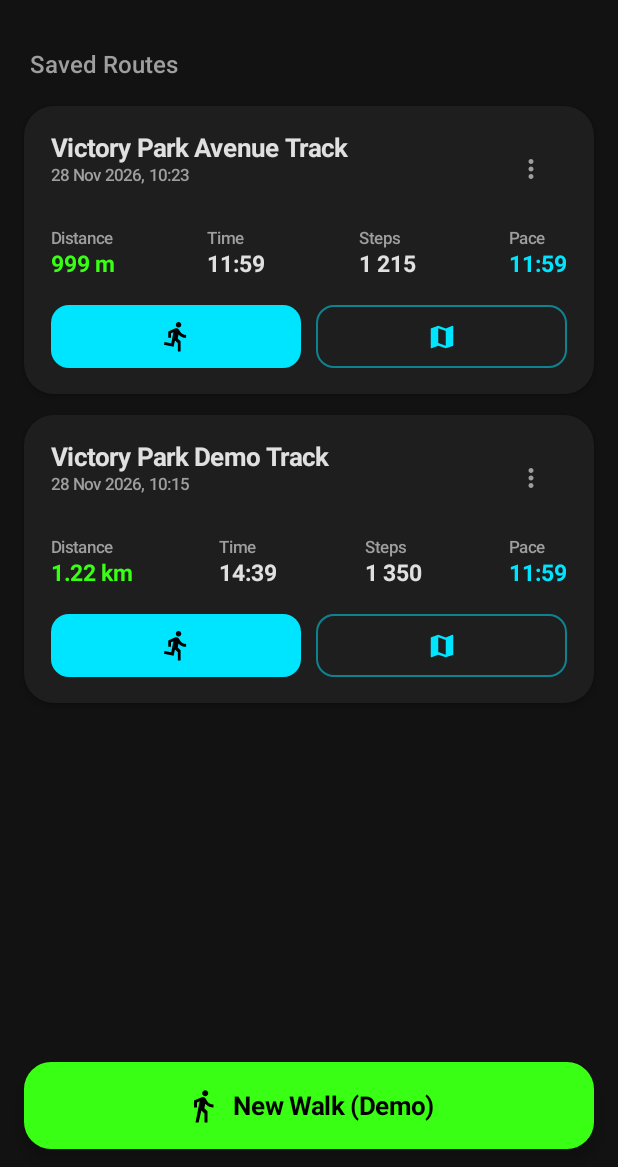
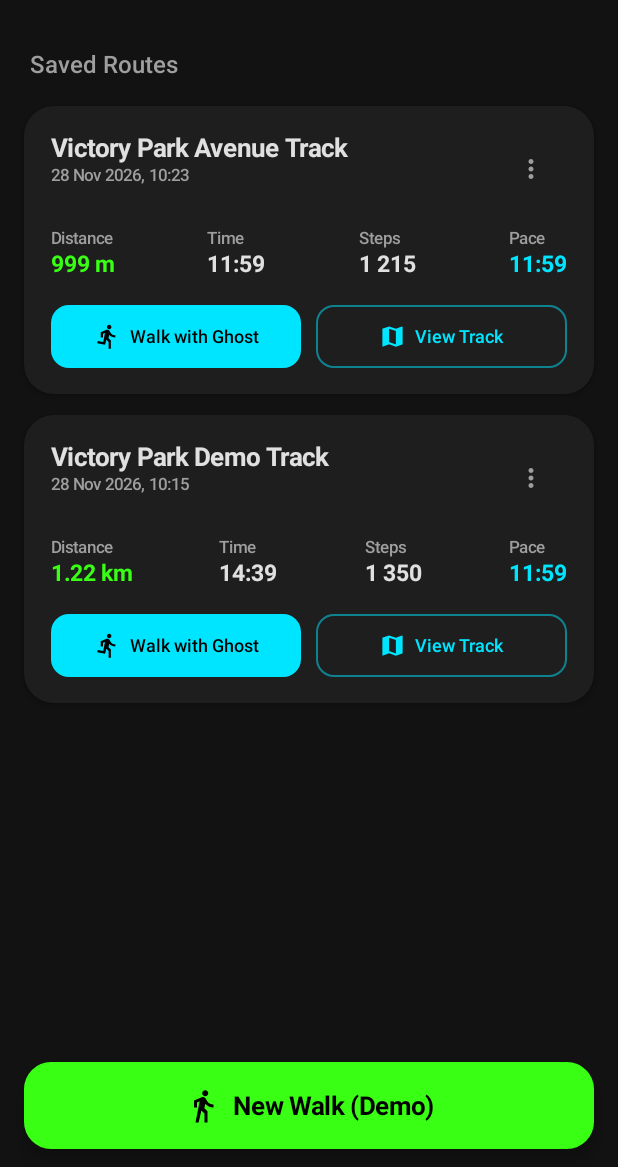
Before and after one commit to efimovnikita/PaceGhost, an Android app built with Jetpack Compose: the composable HomeScreen shown on its own in the app's theme, after a tap on "Demo", on a phone screen of 412 x 824 dp, the part 69-1236 px from its top. Run offline under Robolectric (Android 15) with nearby library versions, the phone set to English and light mode, and no system bars; our stand-ins replace Room's generated code.

Commit message:
ui(home): add labels to WalkCard action buttons

```diff
--- a/app/src/main/java/com/paceghost/app/ui/home/components/WalkCard.kt
+++ b/app/src/main/java/com/paceghost/app/ui/home/components/WalkCard.kt
@@ -4,12 +4,14 @@ import androidx.compose.foundation.BorderStroke
 import androidx.compose.foundation.layout.Arrangement
 import androidx.compose.foundation.layout.Box
 import androidx.compose.foundation.layout.Column
+import androidx.compose.foundation.layout.PaddingValues
 import androidx.compose.foundation.layout.Row
 import androidx.compose.foundation.layout.Spacer
 import androidx.compose.foundation.layout.fillMaxWidth
 import androidx.compose.foundation.layout.height
 import androidx.compose.foundation.layout.padding
 import androidx.compose.foundation.layout.size
+import androidx.compose.foundation.layout.width
 import androidx.compose.foundation.shape.RoundedCornerShape
 import androidx.compose.material.icons.Icons
 import androidx.compose.material.icons.automirrored.filled.DirectionsRun
@@ -17,17 +19,17 @@ import androidx.compose.material.icons.filled.DeleteOutline
 import androidx.compose.material.icons.filled.Map
 import androidx.compose.material.icons.filled.MoreVert
 import androidx.compose.material.icons.filled.Share
+import androidx.compose.material3.Button
+import androidx.compose.material3.ButtonDefaults
 import androidx.compose.material3.Card
 import androidx.compose.material3.CardDefaults
 import androidx.compose.material3.DropdownMenu
 import androidx.compose.material3.DropdownMenuItem
-import androidx.compose.material3.FilledIconButton
 import androidx.compose.material3.HorizontalDivider
 import androidx.compose.material3.Icon
 import androidx.compose.material3.IconButton
-import androidx.compose.material3.IconButtonDefaults
 import androidx.compose.material3.MaterialTheme
-import androidx.compose.material3.OutlinedIconButton
+import androidx.compose.material3.OutlinedButton
 import androidx.compose.material3.Text
 import androidx.compose.runtime.Composable
 import androidx.compose.runtime.getValue
@@ -203,14 +205,15 @@ fun WalkCard(
                 horizontalArrangement = Arrangement.spacedBy(10.dp),
                 verticalAlignment = Alignment.CenterVertically
             ) {
-                // Challenge Ghost button (prominent primary action with running icon only)
-                FilledIconButton(
+                // Challenge Ghost button (prominent primary action)
+                Button(
                     onClick = { onChallengeGhost(walk.id) },
                     modifier = Modifier
                         .weight(1f)
                         .height(42.dp),
                     shape = RoundedCornerShape(12.dp),
-                    colors = IconButtonDefaults.filledIconButtonColors(
+                    contentPadding = PaddingValues(horizontal = 8.dp),
+                    colors = ButtonDefaults.buttonColors(
                         containerColor = CyanGhost,
                         contentColor = Color.Black
                     )
@@ -218,19 +221,28 @@ fun WalkCard(
                     Icon(
                         imageVector = Icons.AutoMirrored.Filled.DirectionsRun,
                         contentDescription = "Walk with Ghost",
-                        modifier = Modifier.size(22.dp)
+                        modifier = Modifier.size(18.dp)
+                    )
+                    Spacer(modifier = Modifier.width(6.dp))
+                    Text(
+                        text = "Walk with Ghost",
+                        fontSize = 12.sp,
+                        fontWeight = FontWeight.SemiBold,
+                        maxLines = 1,
+                        overflow = TextOverflow.Ellipsis
                     )
                 }
 
                 // View track on map button
-                OutlinedIconButton(
+                OutlinedButton(
                     onClick = { onPreviewTrack(walk.id) },
                     modifier = Modifier
                         .weight(1f)
                         .height(42.dp),
                     shape = RoundedCornerShape(12.dp),
+                    contentPadding = PaddingValues(horizontal = 8.dp),
                     border = BorderStroke(1.dp, CyanGhost.copy(alpha = 0.5f)),
-                    colors = IconButtonDefaults.outlinedIconButtonColors(
+                    colors = ButtonDefaults.outlinedButtonColors(
                         contentColor = CyanGhost
                     )
                 ) {
@@ -238,7 +250,15 @@ fun WalkCard(
                         imageVector = Icons.Filled.Map,
                         contentDescription = "View track on map",
                         tint = CyanGhost,
-                        modifier = Modifier.size(20.dp)
+                        modifier = Modifier.size(18.dp)
+                    )
+                    Spacer(modifier = Modifier.width(6.dp))
+                    Text(
+                        text = "View Track",
+                        fontSize = 12.sp,
+                        fontWeight = FontWeight.SemiBold,
+                        maxLines = 1,
+                        overflow = TextOverflow.Ellipsis
                     )
                 }
             }
```
